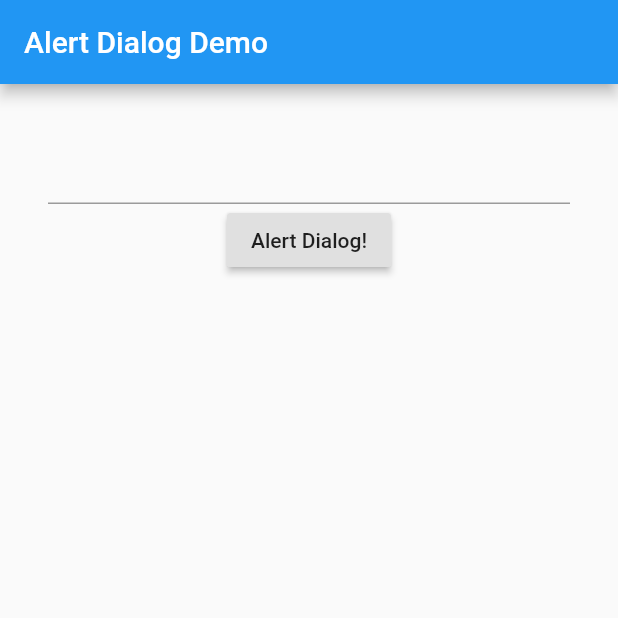
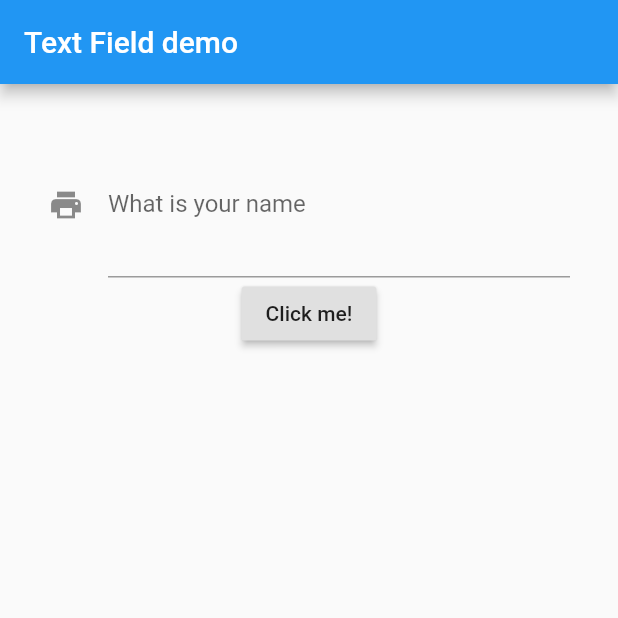
Before and after one commit to HurrellT/flutter_learning, a Flutter app: the screen it shows after launch, on a phone screen of 412 x 824 dp, the top half of it. Run offline on Flutter 3.47's test engine with Material 2 defaults, Android fonts, the phone set to English and light mode, and no system bars.

Commit message:
Text Fields

```diff
--- a/lib/main.dart
+++ b/lib/main.dart
@@ -1,85 +1,66 @@
 import 'package:flutter/material.dart';
 
-void main() => runApp(new MaterialApp(
-      home: new MyApp(),
-    ));
+void main() => runApp(new MaterialApp(home: new MyApp(),));
 
 class MyApp extends StatefulWidget {
+
   @override
-  State<StatefulWidget> createState() => new MyAppState();
+  State<StatefulWidget> createState() => MyAppState();
+
 }
 
-enum MyDialogActions { yes, no, maybe }
+class MyAppState extends State<MyApp> {
 
-class MyAppState extends State<MyApp> {
   String _text = '';
 
-  void _onChange(String value) {
+  void _onPressed() {
+    print('The text is $_text');
+  }
+
+  void _onPressed2() {
+    print(_controller.text);
+  }
+
+  void _onChanged(String value) {
     setState(() {
       _text = value;
     });
   }
 
-  void _dialogResult(MyDialogActions value) {
-    print('You selected $value');
-    Navigator.pop(context);
-    //Switch on value
-  }
-
-  void _showAlert(String value) {
-    if (value.isEmpty) return;
-
-    AlertDialog dialog = new AlertDialog(
-      content: new Text(
-        value,
-        style: new TextStyle(fontSize: 30),
-      ),
-      actions: <Widget>[
-        new FlatButton(
-          onPressed: () {
-            _dialogResult(MyDialogActions.yes);
-          },
-          child: new Text('Yes'),
-        ),
-        new FlatButton(
-          onPressed: () {
-            _dialogResult(MyDialogActions.no);
-          },
-          child: new Text('No'),
-        ),
-        new FlatButton(
-          onPressed: () {
-            _dialogResult(MyDialogActions.maybe);
-          },
-          child: new Text('Maybe'),
-        ),
-      ],
-    );
-
-    showDialog(context: context, builder: (BuildContext context) => dialog);
-  }
+  final TextEditingController _controller = new TextEditingController();
 
   @override
   Widget build(BuildContext context) {
     return new Scaffold(
       appBar: new AppBar(
-        title: new Text('Alert Dialog Demo'),
+        title: new Text('Text Field demo'),
       ),
       body: new Container(
-        padding: EdgeInsets.all(32),
+        padding: new EdgeInsets.all(32),
         child: new Center(
           child: new Column(
             children: <Widget>[
-              new TextField(onChanged: _onChange),
+              new TextField(
+                onChanged: (String value){_onChanged(value);},
+                controller: _controller,
+                maxLines: 3,
+                autocorrect: true,
+                decoration: new InputDecoration(
+                  icon: new Icon(Icons.print),
+                  hintText: 'Type something here',
+                  labelText: 'What is your name'
+                ),
+              ),
               new RaisedButton(
-                  child: new Text('Alert Dialog!'),
-                  onPressed: () {
-                    _showAlert(_text);
-                  })
+                child: new Text('Click me!'),
+//                onPressed: (){_onPressed();}
+                onPressed: (){_onPressed2();}
+              ),
             ],
           ),
         ),
       ),
     );
   }
+
 }
--- /dev/null
+++ b/lib/mainPattern.dart
@@ -0,0 +1,24 @@
+import 'package:flutter/material.dart';
+
+void main() => runApp(new MaterialApp(home: new MyApp(),));
+
+class MyApp extends StatefulWidget {
+
+  @override
+  State<StatefulWidget> createState() {
+    // TODO: implement createState
+    return null;
+  }
+
+}
+
+class MyAppState extends State<MyApp> {
+
+  @override
+  Widget build(BuildContext context) {
+    return new Scaffold(
+
+    );
+  }
+
+}
```
Also changed, not shown: lib/oldMain.dart (+91 -0 lines).
